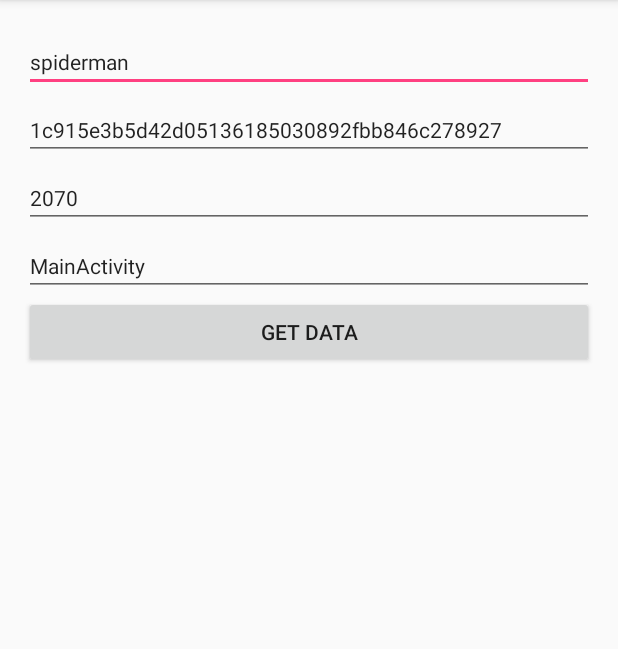
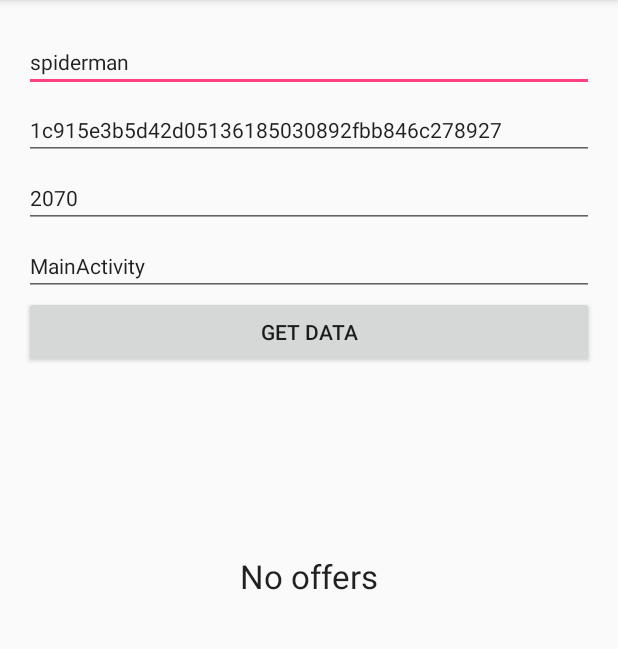
Before and after one commit to Abhi347/FyberDemo, an Android app: the fragment OffersFragment placed in its activity, on a phone screen of 412 x 824 dp, the part 84-733 px from its top. Run offline under Robolectric (Android 15) with nearby library versions, the phone set to English and light mode, and no system bars; our stand-ins replace AdMob, ButterKnife; libraries missing offline, so code that uses them is left out: com.noob.lumberjack; network calls fail; 4 statements that could not run were skipped.

Commit message:
Add No Offer Text when there's no offer loaded

```diff
--- a/app/src/main/java/com/abhi/fyberdemo/MainActivity.java
+++ b/app/src/main/java/com/abhi/fyberdemo/MainActivity.java
@@ -34,6 +34,7 @@ public class MainActivity extends AppCompatActivity implements FragmentListener{
 
         FiberController.getInstance().init(this);
 
+        onHideProgress();
         showFormFragment();
     }
 
--- a/app/src/main/java/com/abhi/fyberdemo/fragments/OffersFragment.java
+++ b/app/src/main/java/com/abhi/fyberdemo/fragments/OffersFragment.java
@@ -8,6 +8,7 @@ import android.support.v4.app.Fragment;
 import android.support.v7.widget.LinearLayoutManager;
 import android.support.v7.widget.RecyclerView;
 import android.view.View;
+import android.widget.TextView;
 
 import com.abhi.fyberdemo.R;
 import com.abhi.fyberdemo.adapters.OffersAdapter;
@@ -29,6 +30,10 @@ public class OffersFragment extends BaseFragment {
 
     @BindView(R.id.list_offers)
     protected RecyclerView mOffersRecyclerView;
+
+    @BindView(R.id.text_no_offers)
+    TextView mNoOffersTextView;
+
     private OffersAdapter mOfferAdapter;
 
     public OffersFragment() {
@@ -67,8 +72,13 @@ public class OffersFragment extends BaseFragment {
             }
         });
         mOffersRecyclerView.setAdapter(mOfferAdapter);
-        if (mOfferResponse != null && mOfferResponse.getOffers() != null) {
+        if (mOfferResponse != null && mOfferResponse.getOffers() != null && mOfferResponse.getOffers().length > 0) {
             mOfferAdapter.setOfferModels(mOfferResponse.getOffers());
+            mNoOffersTextView.setVisibility(View.GONE);
+            mOffersRecyclerView.setVisibility(View.VISIBLE);
+        } else {
+            mNoOffersTextView.setVisibility(View.VISIBLE);
+            mOffersRecyclerView.setVisibility(View.GONE);
         }
     }
 
--- a/app/src/main/res/layout/fragment_offers.xml
+++ b/app/src/main/res/layout/fragment_offers.xml
@@ -4,7 +4,14 @@
              android:layout_height="match_parent"
              tools:context="com.abhi.fyberdemo.fragments.OffersFragment">
 
-    <!-- TODO: Update blank fragment layout -->
+    <TextView
+        android:id="@+id/text_no_offers"
+        android:layout_width="wrap_content"
+        android:layout_height="wrap_content"
+        android:layout_gravity="center"
+        android:visibility="gone"
+        android:textAppearance="@android:style/TextAppearance.Holo.Large"
+        android:text="@string/offer_unavailable"/>
     <android.support.v7.widget.RecyclerView
         android:id="@+id/list_offers"
         android:layout_width="match_parent"
--- a/app/src/main/res/values/strings.xml
+++ b/app/src/main/res/values/strings.xml
@@ -8,4 +8,5 @@
 
     <!-- TODO: Remove or change this placeholder text -->
     <string name="hello_blank_fragment">Hello blank fragment</string>
+    <string name="offer_unavailable">No offers</string>
 </resources>
```
